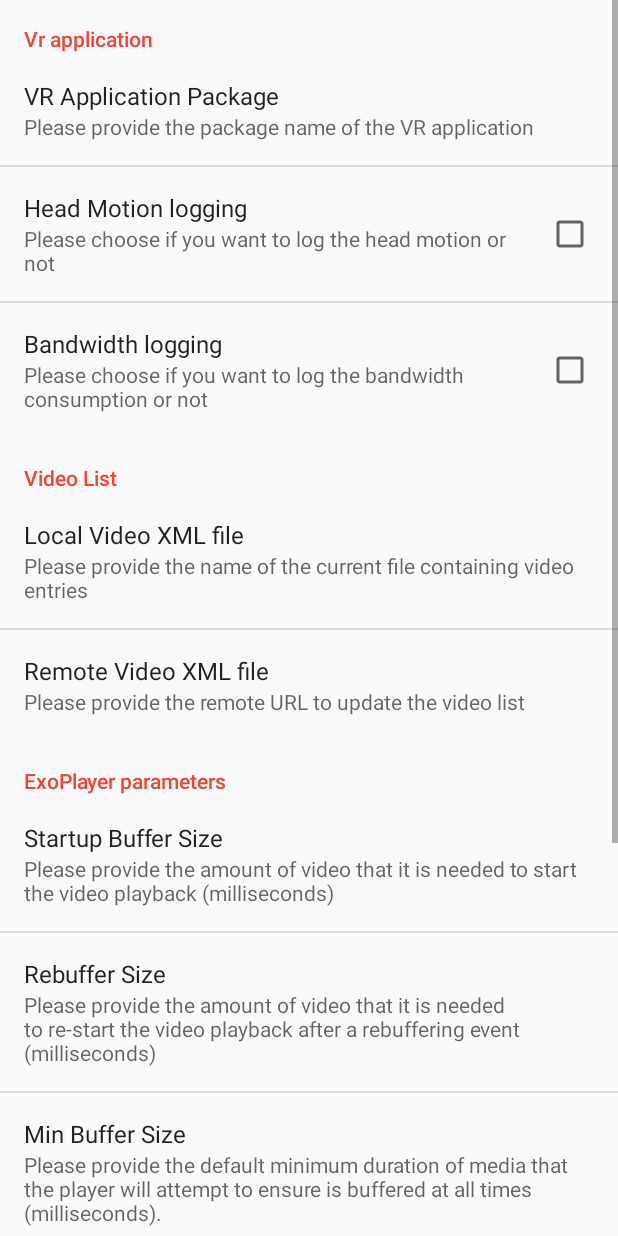
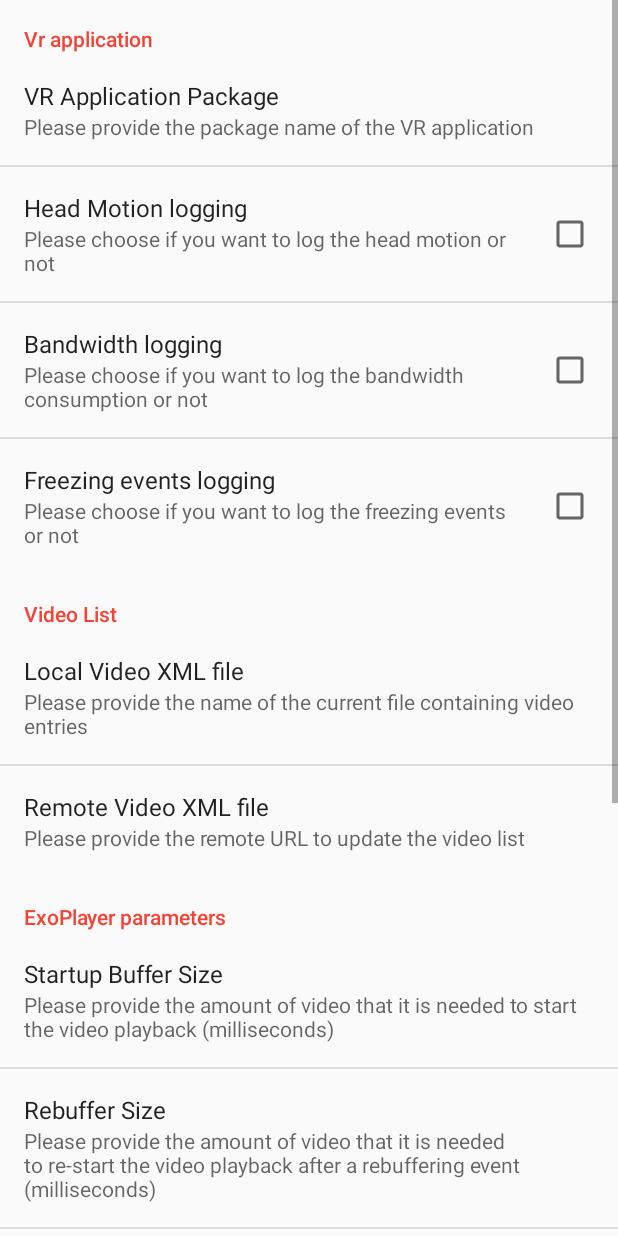
Before and after one commit to UCA4SVR/TOUCAN_VR_parametrizer, an Android app: the PreferencesActivity screen opened directly, with no data from a screen before it, on a phone screen of 412 x 824 dp. Run offline under Robolectric (Android 15) with nearby library versions, the phone set to English and light mode, and no system bars.

Commit message:
Added Freezing log preference

```diff
--- a/app/src/main/res/values/preferences.xml
+++ b/app/src/main/res/values/preferences.xml
@@ -18,6 +18,11 @@
     <string name="PREFERENCE_bandwidth_log_key" translatable="false">bandwidthLogging</string>
     <string name="PREFERENCE_bandwidth_log_summary">Please choose if you want to log the bandwidth consumption or not</string>
     <bool name="PREFERENCE_bandwidth_log_default">false</bool>
+
+    <string name="PREFERENCE_freezing_log_title">Freezing events logging</string>
+    <string name="PREFERENCE_freezing_log_key" translatable="false">freezingEventsLogging</string>
+    <string name="PREFERENCE_freezing_log_summary">Please choose if you want to log the freezing events or not</string>
+    <bool name="PREFERENCE_freezing_log_default">false</bool>
 
     <!-- Video List Category -->
     <string name="PREFERENCE_video_list_category_title">Video List</string>
--- a/app/src/main/res/xml/preferences.xml
+++ b/app/src/main/res/xml/preferences.xml
@@ -15,6 +15,11 @@
             android:key="@string/PREFERENCE_bandwidth_log_key"
             android:summary="@string/PREFERENCE_bandwidth_log_summary"
             android:defaultValue="@bool/PREFERENCE_bandwidth_log_default"
+            />
+        <CheckBoxPreference android:title="@string/PREFERENCE_freezing_log_title"
+            android:key="@string/PREFERENCE_freezing_log_key"
+            android:summary="@string/PREFERENCE_freezing_log_summary"
+            android:defaultValue="@bool/PREFERENCE_freezing_log_default"
             />
     </PreferenceCategory>
     <PreferenceCategory android:title="@string/PREFERENCE_video_list_category_title">
```
Also changed, not shown: app/src/main/java/fr/unice/i3s/uca4svr/toucan_vr_parametrizing/StartVRApp.java (+6 -4 lines).
